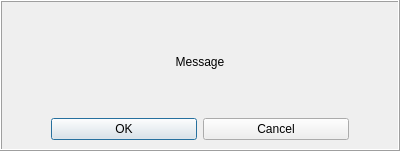
Before: the Qt Designer form Cafe5/c5message.ui in End1-1/Cafe5, drawn with Qt 5.
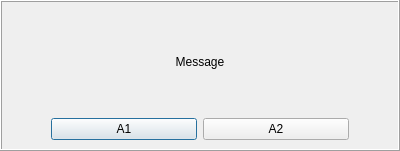
After: the same form once the commit is applied.

```diff
--- a/Cafe5/c5message.ui
+++ b/Cafe5/c5message.ui
@@ -121,7 +121,7 @@
             </sizepolicy>
            </property>
            <property name="text">
-            <string>OK</string>
+            <string>A1</string>
            </property>
           </widget>
          </item>
@@ -134,7 +134,7 @@
             </sizepolicy>
            </property>
            <property name="text">
-            <string>Cancel</string>
+            <string>A2</string>
            </property>
           </widget>
          </item>
```
